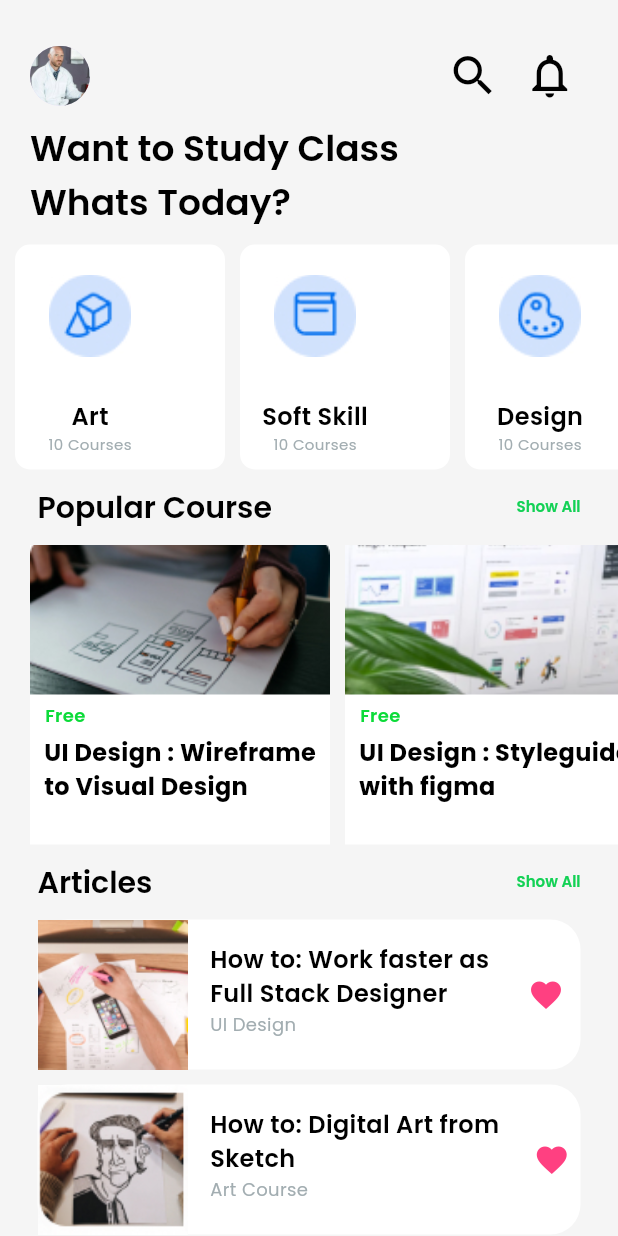
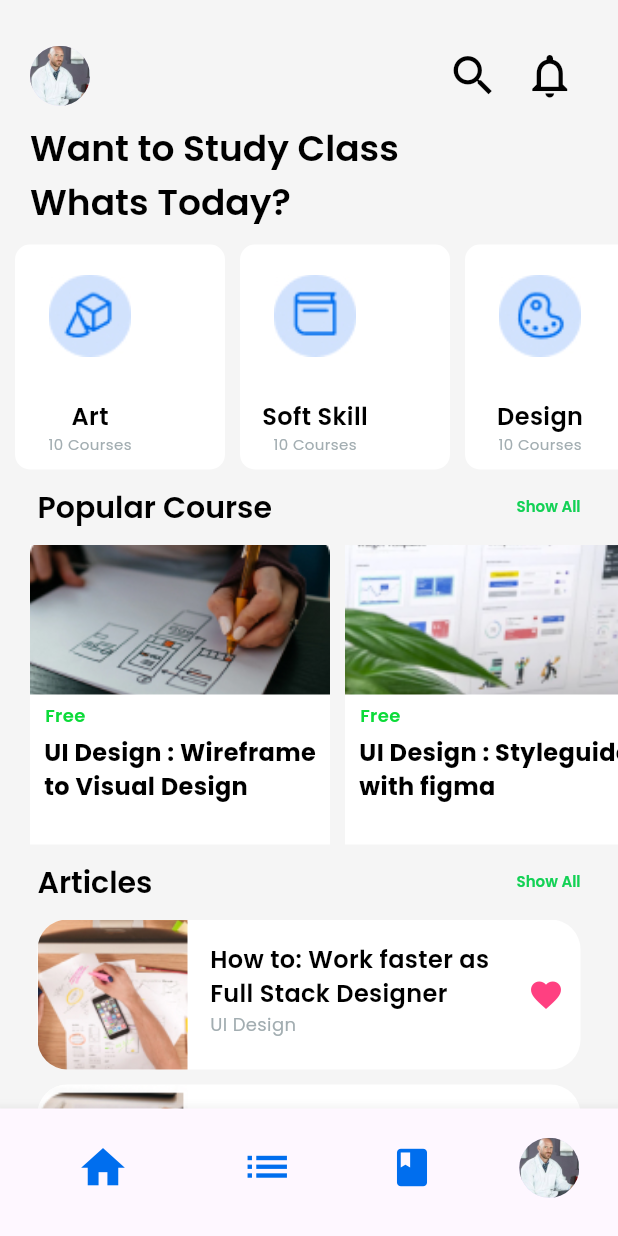
Before and after one commit to Adrian-Source-sauce/course_app, a Flutter app: the screen it shows after launch, on a phone screen of 412 x 824 dp. Run offline on Flutter 3.47's test engine with Material 3 defaults, Android fonts, the phone set to English and light mode, and no system bars; our stand-ins replace google_fonts.

Commit message:
update fiture

```diff
--- a/lib/pages/home_page.dart
+++ b/lib/pages/home_page.dart
@@ -46,49 +46,115 @@ class HomePage extends StatelessWidget {
           const SizedBox(
             height: 10,
           ),
-        Expanded(
-          child: ListView.separated(itemBuilder: (context,index) => Container(
+          _articles()
+        ])),
+        bottomNavigationBar: BottomNavigationBar(items:  [
+          BottomNavigationBarItem(
+              icon: Container(
+                padding: const EdgeInsets.only(top: 15),
+                child: const Icon(
+                  Icons.home,
+                  color: Color(0xff006EEE),
+                  size: 35,
+                ),
+              ),
+              label: ''),
+          BottomNavigationBarItem(
+              icon: Container(
+                padding: EdgeInsets.only(right: 10),
+                child: const Icon(
+                  Icons.list,
+                  color: Color(0xff006EEE),
+                  size: 35,
+                ),
+              ),
+              label: ''),
+          BottomNavigationBarItem(
+              icon: Icon(
+                Icons.book,
+                color: Color(0xff006EEE),
+                size: 30,
+              ),
+              label: ''),
+          BottomNavigationBarItem(
+              icon: CircleAvatar(
+                backgroundImage: AssetImage('assets/images/jhony.jpg'),
+              ),
+              label: "Profile")
+        ]));
+  }
 
+  Expanded _articles() {
+    return Expanded(
+      child: ListView.separated(
+        itemBuilder: (context, index) => Container(
           height: 100,
+          child: Container(
+            decoration: BoxDecoration(
+              borderRadius: BorderRadius.circular(20),
+            ),
             child: Row(
               children: [
-                Image.asset(articles[index].imageCourse,fit: BoxFit.cover,width: 100,height: 100,),
+                Container(
+                  child: ClipRRect(
+                    borderRadius: BorderRadius.only(
+                        topLeft: Radius.circular(20),
+                        bottomLeft: Radius.circular(20)
+                    ),
+                    child: Image.asset(
+                      articles[index].imageCourse,
+                      fit: BoxFit.cover,
+                      width: 100,
+                      height: 100,
+                    ),
+                  )
+                ),
                 Padding(
                   padding: const EdgeInsets.all(15),
                   child: Column(
                     crossAxisAlignment: CrossAxisAlignment.start,
                     children: [
-                      Text(articles[index].titleCourse,style: GoogleFonts.poppins(
+                      Text(
+                        articles[index].titleCourse,
+                        style: GoogleFonts.poppins(
                             fontSize: 16,
                             fontWeight: FontWeight.w600,
-                        color: Colors.black
-                      ),
-
+                            color: Colors.black),
                       ),
                       Text(
                         articles[index].typeCourse,
                         textAlign: TextAlign.left,
                         style: GoogleFonts.poppins(
-                        fontSize: 12,
-                        color: const Color(0xffA2ADB1)
-                      ),)
+                            fontSize: 12, color: const Color(0xffA2ADB1)),
+                      )
                     ],
                   ),
                 ),
-                Expanded(child: IconButton(onPressed: () {}, icon: const Icon(Icons.favorite,color: Colors.pinkAccent,)))
+                Expanded(
+                    child: IconButton(
+                        onPressed: () {},
+                        icon: const Icon(
+                          Icons.favorite,
+                          color: Colors.pinkAccent,
+                        )))
               ],
+            ),
           ),
           decoration: BoxDecoration(
             color: Colors.white,
             borderRadius: BorderRadius.circular(20),
           ),
-          ), padding: EdgeInsets.only(
+        ),
+        padding: EdgeInsets.only(
           right: 25,
           left: 25,
-          )
-          ,separatorBuilder: (context, index) => const SizedBox(height: 10,), itemCount: articles.length,shrinkWrap: true,),
-        )
-      ])),
+        ),
+        separatorBuilder: (context, index) => const SizedBox(
+          height: 10,
+        ),
+        itemCount: articles.length,
+        shrinkWrap: true,
+      ),
     );
   }
 
```
Lines whose indentation alone changed are shown as unchanged.
